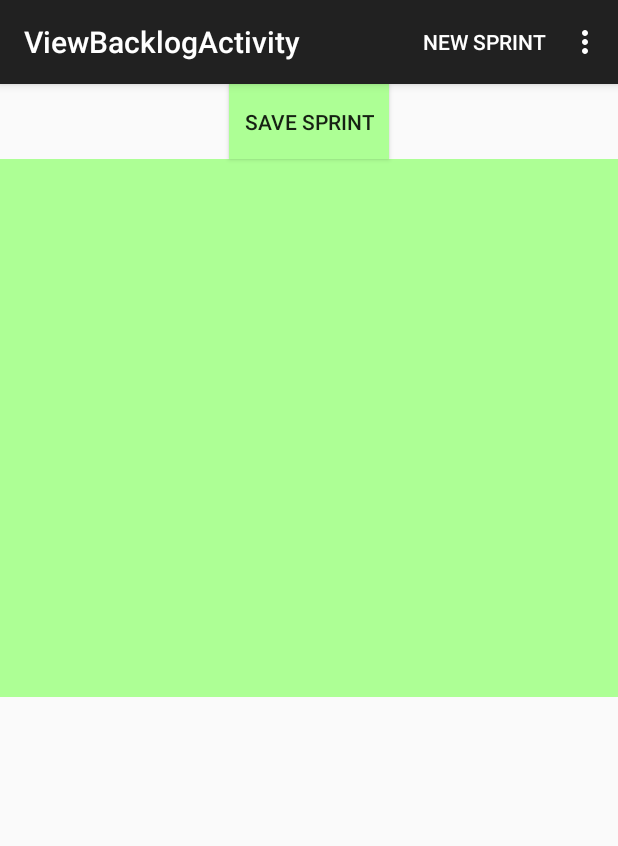
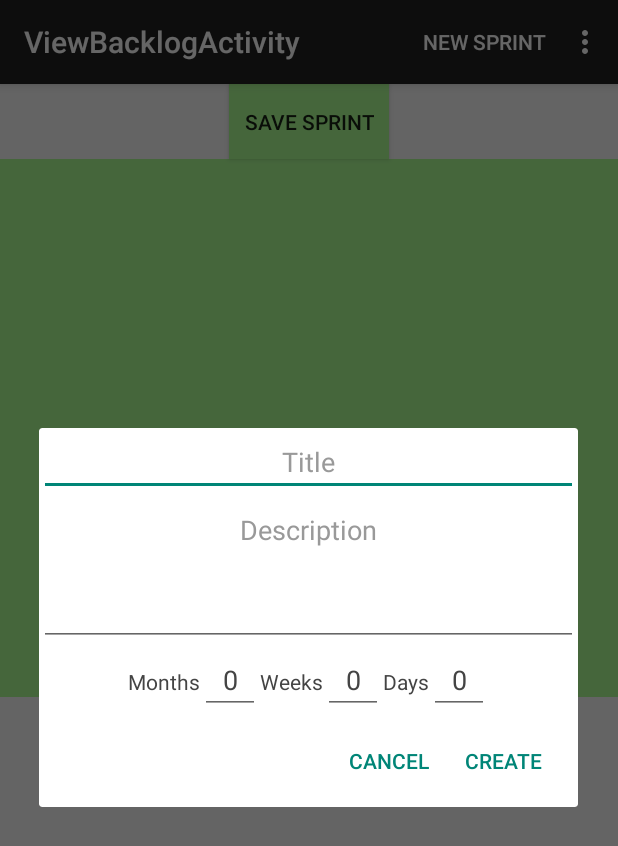
Before and after one commit to ptemplin/scrummaster, an Android app: the ViewBacklogActivity screen opened directly, with no data from a screen before it, after a tap on "NEW SPRINT", on a phone screen of 412 x 824 dp. Shown: the top 846 px of the screen. Run offline under Robolectric (Android 15) with nearby library versions, the phone set to English and light mode, and no system bars.

Commit message:
Revised build sprint process, added progress to tasks, added starting and ending sprints

```diff
--- a/app/src/main/java/com/petertemplin/scrummaster/models/Task.java
+++ b/app/src/main/java/com/petertemplin/scrummaster/models/Task.java
@@ -1,4 +1,6 @@
 package com.petertemplin.scrummaster.models;
+
+import android.content.Context;
 
 import com.petertemplin.scrummaster.data.DataUtils;
 
@@ -145,4 +147,8 @@ public class Task {
         }
         return id + "-" + name;
     }
+
+    public void save(Context context) {
+        DataUtils.getInstance(context).saveTask(this);
+    }
 }
--- /dev/null
+++ b/app/src/main/res/layout/create_sprint_dialog.xml
@@ -0,0 +1,85 @@
+<?xml version="1.0" encoding="utf-8"?>
+<LinearLayout xmlns:android="http://schemas.android.com/apk/res/android"
+    android:orientation="vertical" android:layout_width="match_parent"
+    android:layout_height="match_parent">
+
+    <EditText android:id="@+id/createSprintTitle"
+        android:layout_height="wrap_content"
+        android:layout_width="match_parent"
+        android:hint="Title"
+        android:textColorHint="#999999"
+        android:textColor="#444444"
+        android:gravity="center_horizontal"
+        android:inputType="textCapWords">
+
+    </EditText>
+    <EditText android:id="@+id/createSprintDescription"
+        android:layout_height="100dp"
+        android:layout_width="match_parent"
+        android:hint="Description"
+        android:textColorHint="#999999"
+        android:textColor="#444444"
+        android:gravity="center_horizontal"
+        android:inputType="textCapSentences">
+
+    </EditText>
+    <LinearLayout
+        android:layout_width="wrap_content"
+        android:layout_height="wrap_content"
+        android:orientation="horizontal"
+        android:layout_gravity="center_horizontal">
+        <TextView android:layout_height="wrap_content"
+            android:layout_width="wrap_content"
+            android:textColor="#444444"
+            android:text="Months">
+
+        </TextView>
+        <EditText android:id="@+id/createSprintDurationWeeks"
+            android:layout_height="wrap_content"
+            android:layout_width="40dp"
+            android:textColor="#444444"
+            android:textColorHint="#999999"
+            android:gravity="center_horizontal"
+            android:text="0"
+            android:inputType="number">
+
+        </EditText>
+        <TextView android:layout_height="wrap_content"
+            android:layout_width="wrap_content"
+            android:textColor="#444444"
+            android:text="Weeks">
+
+        </TextView>
+        <EditText
+            android:id="@+id/createSprintDurationDays"
+            android:layout_height="wrap_content"
+            android:layout_width="40dp"
+            android:textColor="#444444"
+            android:textColorHint="#999999"
+            android:gravity="center_horizontal"
+            android:text="0"
+            android:inputType="number">
+
+        </EditText>
+        <TextView android:layout_height="wrap_content"
+            android:layout_width="wrap_content"
+            android:textColor="#444444"
+            android:text="Days">
+
+        </TextView>
+        <EditText
+            android:id="@+id/createSprintDurationHours"
+            android:layout_height="wrap_content"
+            android:layout_width="40dp"
+            android:textColor="#444444"
+            android:textColorHint="#999999"
+            android:gravity="center_horizontal"
+            android:text="0"
+            android:inputType="number">
+
+        </EditText>
+    </LinearLayout>
+
+
+
+</LinearLayout>
```
Also changed, not shown: app/src/main/java/com/petertemplin/scrummaster/activity/BuildSprintActivity.java (deleted, +0 -41 lines), app/src/main/java/com/petertemplin/scrummaster/activity/SprintActivity.java (+5 -4 lines), app/src/main/java/com/petertemplin/scrummaster/activity/ViewBacklogActivity.java (+64 -21 lines), app/src/main/java/com/petertemplin/scrummaster/activity/ViewTaskActivity.java (+47 -9 lines), app/src/main/java/com/petertemplin/scrummaster/data/DataUtils.java (+73 -3 lines), app/src/main/java/com/petertemplin/scrummaster/models/Sprint.java (+15 -1 lines), app/src/main/res/layout/activity_add_to_back_log.xml (+8 -2 lines), app/src/main/res/layout/activity_build_sprint.xml (deleted, +0 -12 lines), app/src/main/res/layout/activity_view_task.xml (+5 -3 lines), app/src/main/res/layout/spinner_dropdown_item.xml (added, +26 -0 lines), app/src/main/res/layout/spinner_item.xml (added, +9 -0 lines), app/src/main/res/menu/menu_build_sprint.xml (deleted, +0 -7 lines), app/src/main/res/values/strings.xml (+8 -1 lines).
